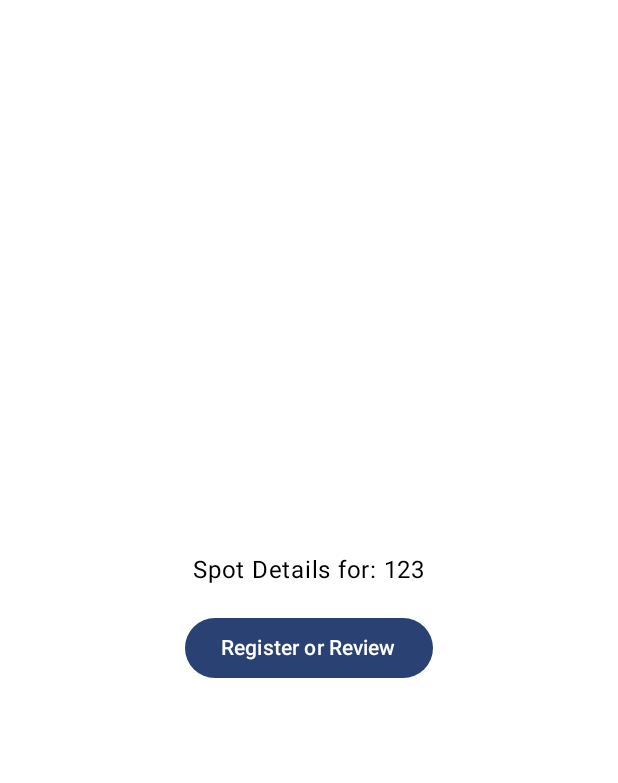
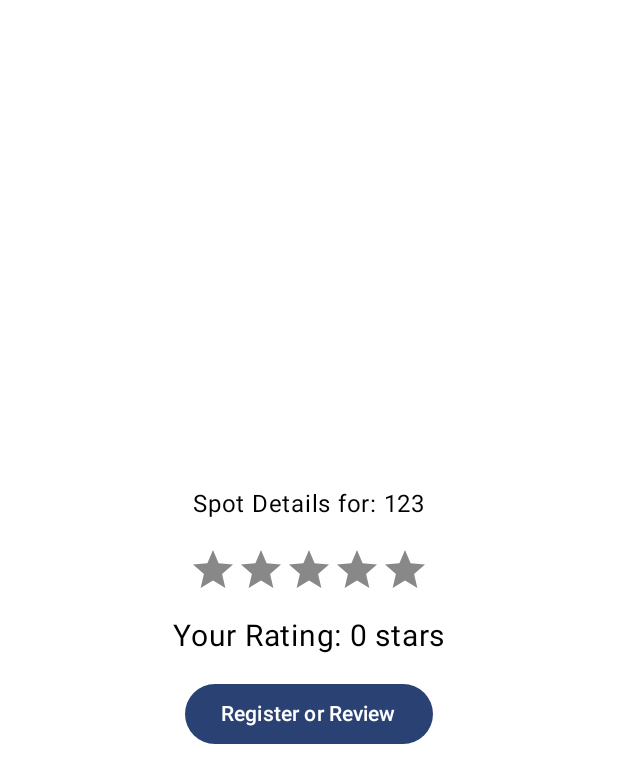
Before and after one commit to tnk4s/PracticeApp0, an Android app built with Jetpack Compose: the @Preview function SpotDetailScreenPreview, on a phone screen of 412 x 824 dp. Shown: the top 783 px of the screen. Run offline under Robolectric (Android 15) with nearby library versions, the phone set to English and light mode, and no system bars.

```diff
--- a/app/src/main/java/com/example/practiceapp0/MainActivity.kt
+++ b/app/src/main/java/com/example/practiceapp0/MainActivity.kt
@@ -48,7 +48,7 @@ fun NavigationComponent(navController: NavHostController, modifier: Modifier = M
         composable("screen3_2") { Screen3_2(navController) }
         composable("spotDetail/{spotId}") { backStackEntry ->
             val spotId = backStackEntry.arguments?.getString("spotId")
-            SpotDetailScreen(spotId)
+            SpotDetailScreen(navController, spotId)
         }
     }
 }
--- a/app/src/main/java/com/example/practiceapp0/Screen3_2.kt
+++ b/app/src/main/java/com/example/practiceapp0/Screen3_2.kt
@@ -19,7 +19,7 @@ fun Screen3_2(navController: NavHostController) {
 
     // CameraPositionState の設定
     val cameraPositionState = rememberCameraPositionState {
-        position = CameraPosition.fromLatLngZoom(initialLocation, 10f)
+        position = CameraPosition.fromLatLngZoom(initialLocation, 12f)
     }
 
     GoogleMap(
--- a/app/src/main/java/com/example/practiceapp0/SpotDetailScreen.kt
+++ b/app/src/main/java/com/example/practiceapp0/SpotDetailScreen.kt
@@ -1,17 +1,28 @@
 package com.example.practiceapp0
 
+import androidx.compose.foundation.clickable
 import androidx.compose.foundation.layout.*
+import androidx.compose.material.icons.Icons
+import androidx.compose.material.icons.filled.Star
+import androidx.compose.material.icons.outlined.Star
 import androidx.compose.material3.Button
+import androidx.compose.material3.Icon
 import androidx.compose.material3.Text
-import androidx.compose.runtime.Composable
+import androidx.compose.runtime.*
 import androidx.compose.ui.Alignment
 import androidx.compose.ui.Modifier
+import androidx.compose.ui.graphics.Color
 import androidx.compose.ui.tooling.preview.Preview
 import androidx.compose.ui.unit.dp
+import androidx.compose.ui.unit.sp
+import androidx.navigation.NavController
+import androidx.navigation.compose.rememberNavController
 import com.example.practiceapp0.ui.theme.PracticeApp0Theme
 
 @Composable
-fun SpotDetailScreen(spotId: String?) {
+fun SpotDetailScreen(navController: NavController, spotId: String?) {
+    var rating by remember { mutableStateOf(0) }  // 現在の評価を保持する状態
+
     Column(
         modifier = Modifier
             .fillMaxSize()
@@ -21,7 +32,39 @@ fun SpotDetailScreen(spotId: String?) {
     ) {
         Text(text = "Spot Details for: $spotId")
         Spacer(modifier = Modifier.height(16.dp))
-        Button(onClick = { /* 登録、レビュー、評価を行う機能を追加 */ }) {
+
+        // 星評価
+        Row(
+            horizontalArrangement = Arrangement.Center,
+            verticalAlignment = Alignment.CenterVertically
+        ) {
+            (1..5).forEach { star ->
+                Icon(
+                    imageVector = if (star <= rating) Icons.Filled.Star else Icons.Outlined.Star,
+                    contentDescription = "Rating Star",
+                    modifier = Modifier
+                        .size(32.dp)
+                        .clickable {
+                            rating = star  // 星がクリックされたら評価を設定
+                        },
+                    tint = if (star <= rating) Color(0xFFFFA500) else Color.Gray  // 星の色をオレンジに設定
+                )
+            }
+        }
+
+        Spacer(modifier = Modifier.height(16.dp))
+
+        Text(
+            text = "Your Rating: $rating stars",
+            fontSize = 20.sp
+        )
+
+        Spacer(modifier = Modifier.height(16.dp))
+
+        Button(onClick = {
+            // 登録、レビュー、評価を行う機能を追加
+            navController.popBackStack()  // 前のページに戻る
+        }) {
             Text("Register or Review")
         }
     }
@@ -30,7 +73,8 @@ fun SpotDetailScreen(spotId: String?) {
 @Preview(showBackground = true)
 @Composable
 fun SpotDetailScreenPreview() {
+    val navController = rememberNavController()  // プレビュー用のNavControllerを作成
     PracticeApp0Theme {
-        SpotDetailScreen(spotId = "123")
+        SpotDetailScreen(navController, spotId = "123")
     }
 }
--- a/app/src/main/res/values/google_maps_api.xml
+++ b/app/src/main/res/values/google_maps_api.xml
@@ -1,3 +1,3 @@
 <resources>
-    <string name="google_maps_key" translatable="false">AIzaSyA0J2a4K0YSfDUQqFF0kzRMF0EZsewmJ18</string>
+    <string name="google_maps_key" translatable="false">API_KEY</string>
 </resources>
```
